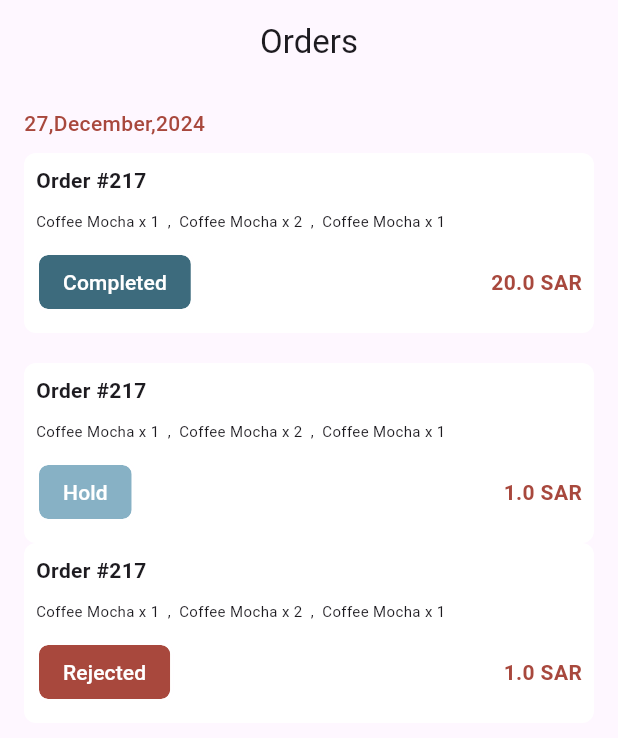
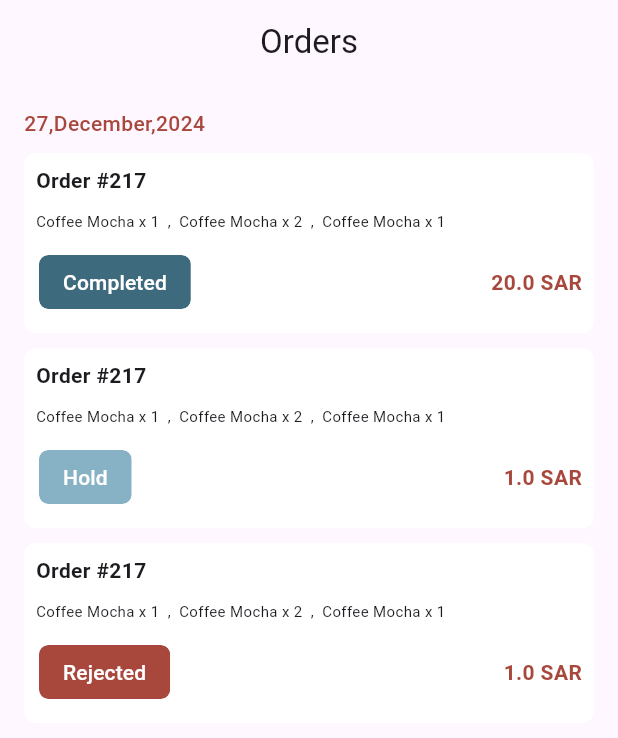
Before and after one commit to trt14/onze_coffee_app, a Flutter app: the screen it shows after launch, on a phone screen of 412 x 824 dp. Shown: the top 738 px of the screen. Run offline on Flutter 3.47's test engine with Material 3 defaults, Android fonts, the phone set to English and light mode, and no system bars.

Commit message:
Design:Fix the issues

```diff
--- a/lib/screen/shared/orders_screen.dart
+++ b/lib/screen/shared/orders_screen.dart
@@ -35,7 +35,7 @@ class OrdersScreen extends StatelessWidget {
                 productsWithQuntity:
                     "Coffee Mocha x 1  ,  Coffee Mocha x 2  ,  Coffee Mocha x 1"),
             SizedBox(
-              height: 20,
+              height: 10,
             ),
             CustomContainerOrder(
                 isNote: false,
@@ -46,6 +46,9 @@ class OrdersScreen extends StatelessWidget {
                 textStatus: "Hold",
                 productsWithQuntity:
                     "Coffee Mocha x 1  ,  Coffee Mocha x 2  ,  Coffee Mocha x 1"),
+            SizedBox(
+              height: 10,
+            ),
             CustomContainerOrder(
                 isNote: false,
                 orderID: "217",
```
